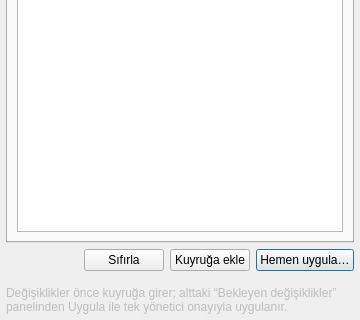
Above: src/networkplus/ui/modules/inspector/inspector.ui from mcansiz/NetworkPlus before the change; both pictures show x 0 to 360 and y 320 to 640 of the 360 by 640 pixel window. Below: the same form after it.
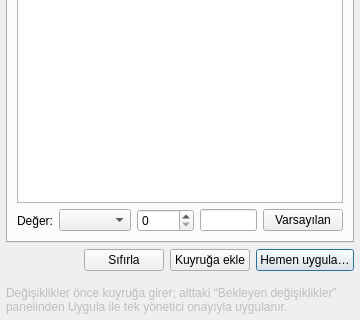
That is the form after the change. The open tabs and pages were chosen to show the change.

Commit message: Edit advanced driver properties from the inspector

Diff of the .ui file:
```diff
--- a/src/networkplus/ui/modules/inspector/inspector.ui
+++ b/src/networkplus/ui/modules/inspector/inspector.ui
@@ -326,6 +326,57 @@
              </column>
             </widget>
            </item>
+           <item>
+            <layout class="QHBoxLayout" name="layAdvancedValue">
+             <item>
+              <widget class="QLabel" name="lblAdvValue">
+               <property name="text">
+                <string>Değer:</string>
+               </property>
+              </widget>
+             </item>
+             <item>
+              <widget class="QComboBox" name="cmbAdvValue">
+               <property name="sizePolicy">
+                <sizepolicy hsizetype="Expanding" vsizetype="Fixed">
+                 <horstretch>1</horstretch>
+                 <verstretch>0</verstretch>
+                </sizepolicy>
+               </property>
+              </widget>
+             </item>
+             <item>
+              <widget class="QSpinBox" name="spnAdvValue">
+               <property name="sizePolicy">
+                <sizepolicy hsizetype="Expanding" vsizetype="Fixed">
+                 <horstretch>1</horstretch>
+                 <verstretch>0</verstretch>
+                </sizepolicy>
+               </property>
+              </widget>
+             </item>
+             <item>
+              <widget class="QLineEdit" name="edAdvValue">
+               <property name="sizePolicy">
+                <sizepolicy hsizetype="Expanding" vsizetype="Fixed">
+                 <horstretch>1</horstretch>
+                 <verstretch>0</verstretch>
+                </sizepolicy>
+               </property>
+              </widget>
+             </item>
+             <item>
+              <widget class="QPushButton" name="btnAdvDefault">
+               <property name="toolTip">
+                <string>Sürücünün varsayılan değerine döndür</string>
+               </property>
+               <property name="text">
+                <string>Varsayılan</string>
+               </property>
+              </widget>
+             </item>
+            </layout>
+           </item>
           </layout>
          </widget>
          <widget class="QWidget" name="tabIpv4">
```
The commit also changes 19 other files.
